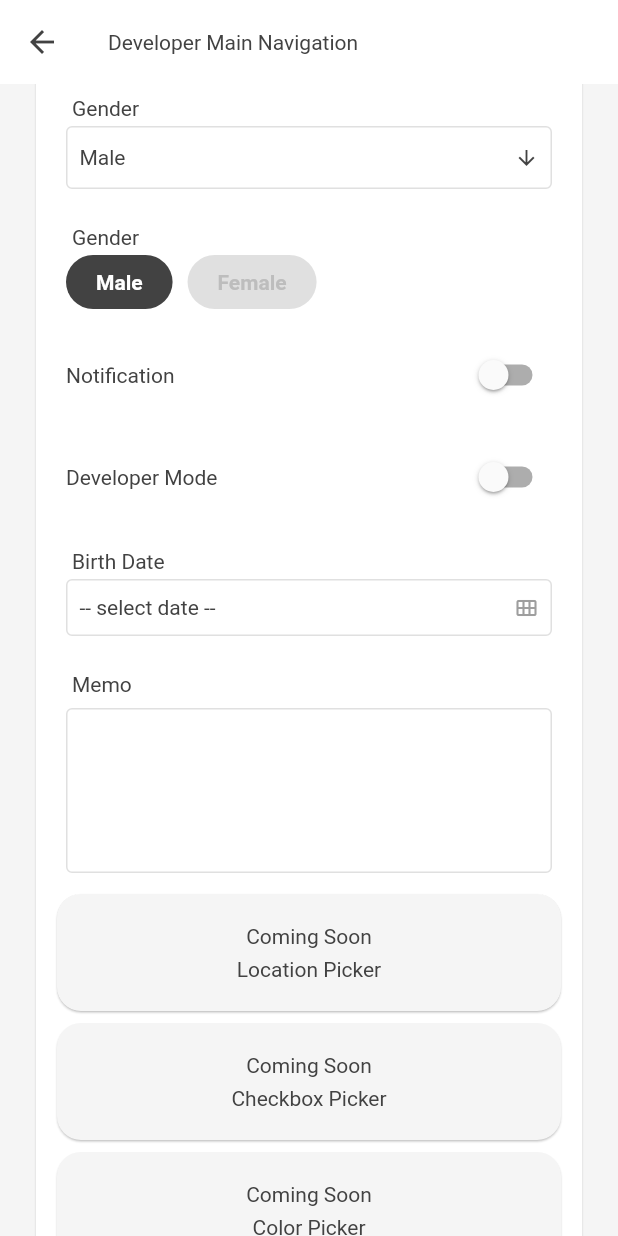
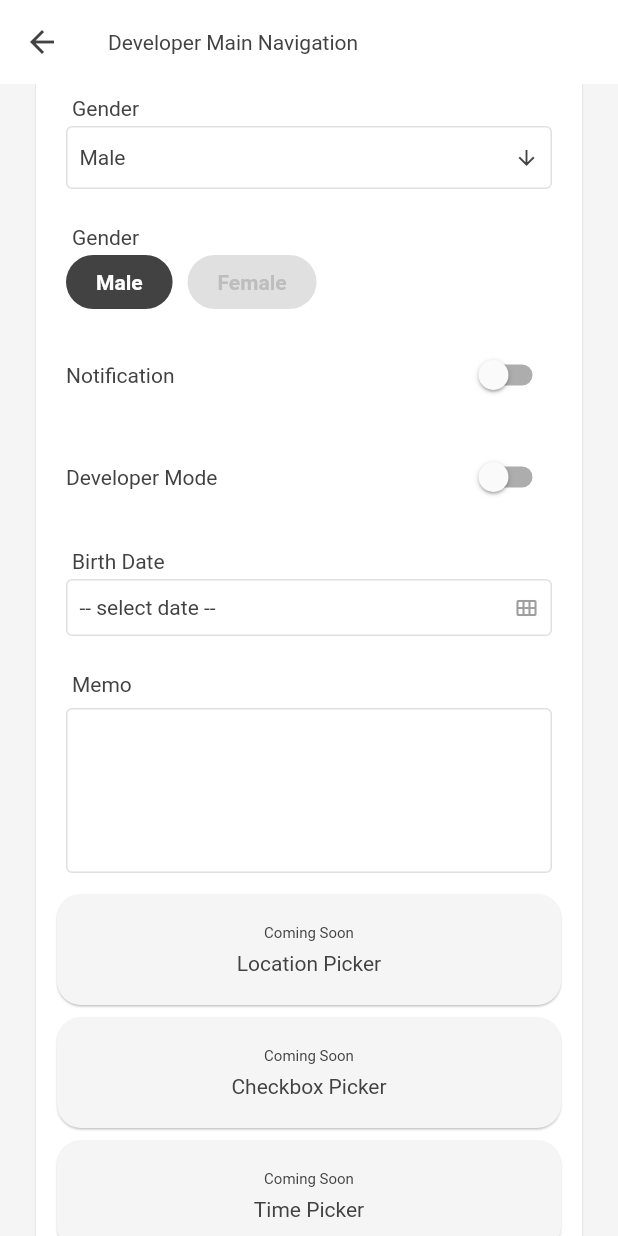
Before and after one commit to codekaze/febri_apps, a Flutter app: the DeveloperMainNavigationView screen opened directly, scrolled down 576 dp, on a phone screen of 412 x 824 dp. Run offline on Flutter 3.47's test engine with Material 2 defaults, Android fonts, the phone set to English and light mode, and no system bars; our stand-ins replace fancy_bottom_navigation, file_picker, flutter_image_compress, flutter_rating_bar, get, google_fonts and 1 more; missing offline and left inert: bitsdojo_window, file_picker_cross, firedart, image_compression; network calls fail.

Commit message:
Sun, Jan 16, 08:38:42

```diff
--- a/lib/module/developer/developer_main_navigation/view/developer_main_navigation_view.dart
+++ b/lib/module/developer/developer_main_navigation/view/developer_main_navigation_view.dart
@@ -198,6 +198,7 @@ class DeveloperMainNavigationView extends StatelessWidget {
                           ),
                           ComingSoon(label: "Location Picker"),
                           ComingSoon(label: "Checkbox Picker"),
+                          ComingSoon(label: "Time Picker"),
                           ComingSoon(label: "Color Picker"),
                           ExButton(
                             label: "Save",
@@ -233,7 +234,12 @@ class ComingSoon extends StatelessWidget {
         child: Column(
           mainAxisAlignment: MainAxisAlignment.center,
           children: [
-            Text("Coming Soon"),
+            Text(
+              "Coming Soon",
+              style: TextStyle(
+                fontSize: 10.0,
+              ),
+            ),
             SizedBox(
               height: 6.0,
             ),
```
